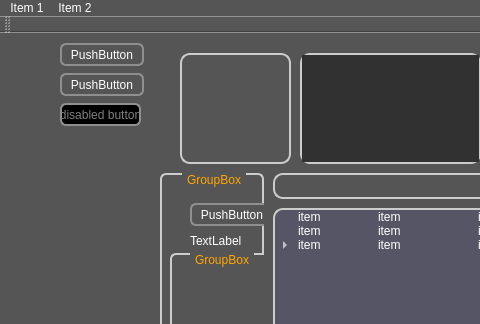
Above: qt-frontend/StyleDemo/mainwindow.ui from phresnel/picogen before the change; both pictures show x 0 to 480 and y 0 to 324 of the 600 by 659 pixel window. Below: the same form after it.
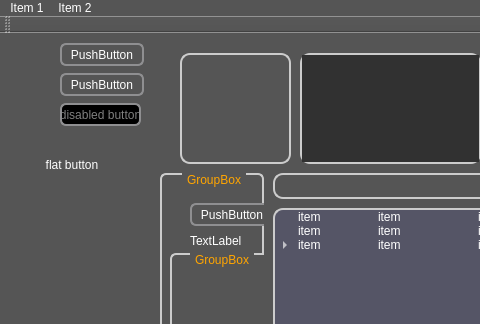
That is the form after the change.

```diff
--- a/qt-frontend/StyleDemo/mainwindow.ui
+++ b/qt-frontend/StyleDemo/mainwindow.ui
@@ -113,7 +113,7 @@
 	background-color: #a59361;
 }
 
-QPushButton {
+QPushButton:!flat {
 	border: 2px solid #8f8f91;
 	border-radius: 6px;
 	background-color: qlineargradient(x1:0, y1:0, x2:0, y2:1,
@@ -573,6 +573,22 @@
      </attribute>
     </widget>
    </widget>
+   <widget class="QPushButton" name="pushButton_5">
+    <property name="geometry">
+     <rect>
+      <x>30</x>
+      <y>120</y>
+      <width>84</width>
+      <height>23</height>
+     </rect>
+    </property>
+    <property name="text">
+     <string>flat button</string>
+    </property>
+    <property name="flat">
+     <bool>true</bool>
+    </property>
+   </widget>
   </widget>
   <widget class="QMenuBar" name="menuBar">
    <property name="geometry">
```
Left out of the diff: 14 changed lines with no effect on the pictures.
